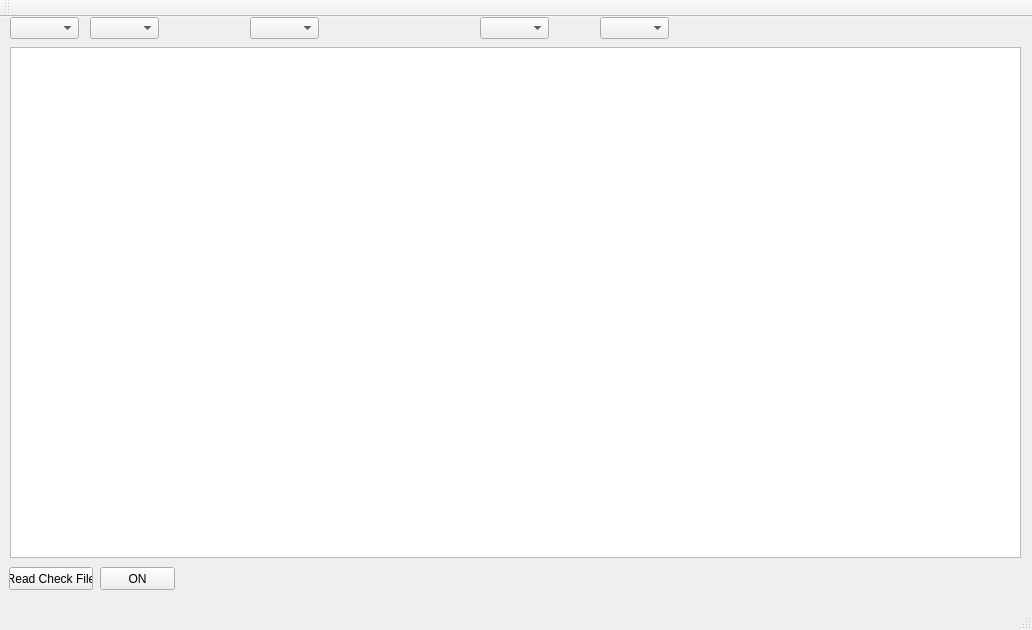
This is mainwindow.ui in n6nq/checking as Qt 5 draws it before an edit. The edited form follows.
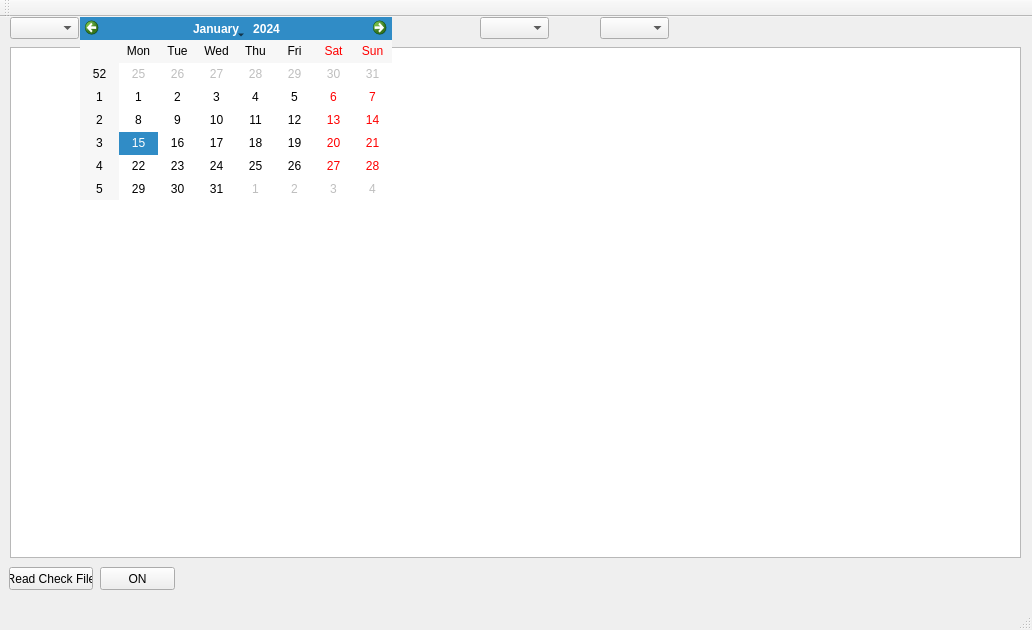
This is the edited form.

```diff
--- a/mainwindow.ui
+++ b/mainwindow.ui
@@ -118,6 +118,16 @@
      <bool>false</bool>
     </property>
    </widget>
+   <widget class="QCalendarWidget" name="calendar">
+    <property name="geometry">
+     <rect>
+      <x>80</x>
+      <y>0</y>
+      <width>312</width>
+      <height>183</height>
+     </rect>
+    </property>
+   </widget>
   </widget>
   <widget class="QMenuBar" name="menuBar">
    <property name="geometry">
```
